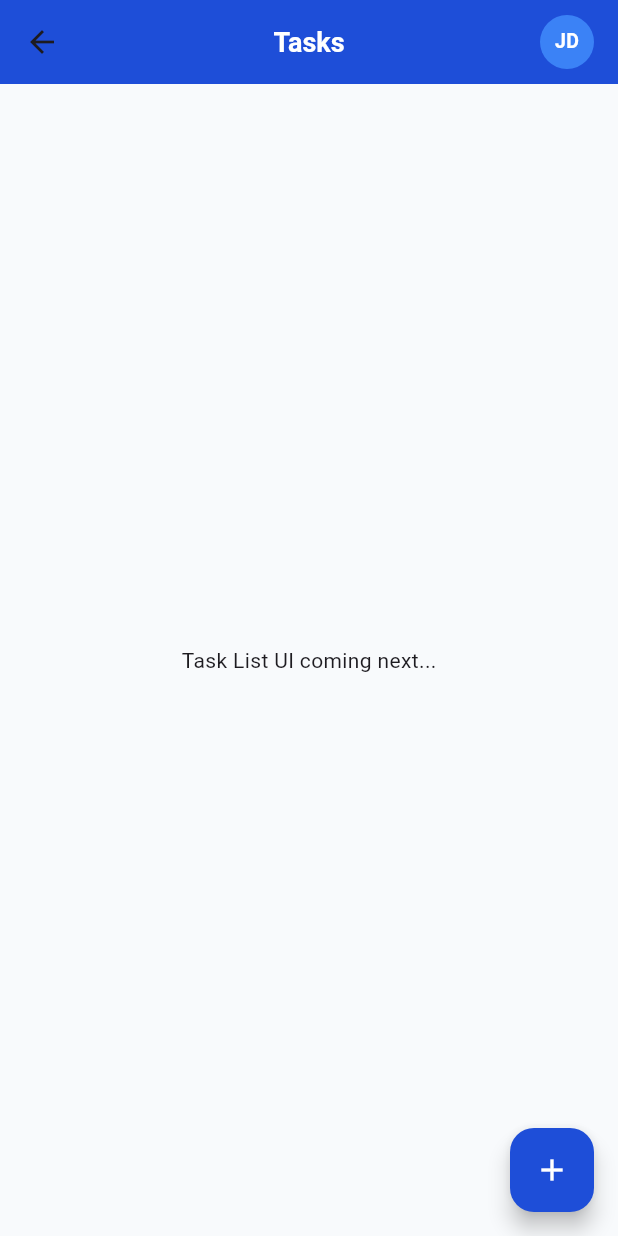
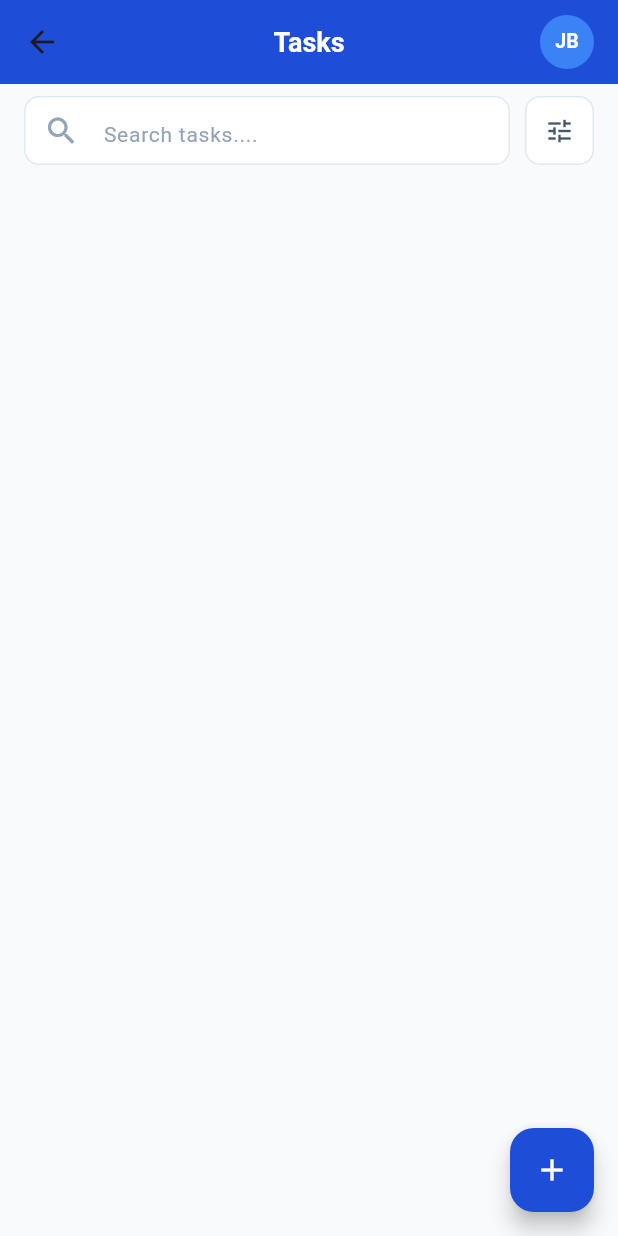
Before and after one commit to L-nsamba/Group13_Formative_Assignment1, a Flutter app: the TaskListScreen screen opened by its route, on a phone screen of 412 x 824 dp. Run offline on Flutter 3.47's test engine with Material 3 defaults, Android fonts, the phone set to English and light mode, and no system bars.

Commit message:
Added search and filter features

```diff
--- a/project_task_tracker/lib/screens/task_list_screen.dart
+++ b/project_task_tracker/lib/screens/task_list_screen.dart
@@ -37,7 +37,7 @@ class TaskListScreen extends StatelessWidget {
               radius: 18,
               backgroundColor: const Color(0xFF3B82F6), // Lighter blue accent
               child: const Text(
-                'JD',
+                'JB',
                 style: TextStyle(
                   color: Colors.white,
                   fontSize: 13,
@@ -48,8 +48,49 @@ class TaskListScreen extends StatelessWidget {
           ),
         ],
       ),
-      body: const Center(
-        child: Text('Task List UI coming next...'),
+      body:Padding(
+        padding: EdgeInsets.symmetric(horizontal: 16.0, vertical: 8.0),
+        child: Row(
+          children:[
+            Expanded(
+              child: Container(
+                height: 46,
+                decoration: BoxDecoration(
+                  color:Colors.white,
+                  border:Border.all(color:const Color(0xFFE2E8F0)),
+                  borderRadius:BorderRadius.circular(10),
+                ),
+                child: TextField(
+                  decoration:InputDecoration(
+                    border: InputBorder.none,
+                    prefixIcon:Icon(Icons.search, color: Color(0xFF94A3B8)),
+                    hintText: "Search tasks....",
+                    hintStyle: TextStyle(color:Color(0xFF94A3B8), fontSize: 14,),
+                    contentPadding: EdgeInsets.symmetric(vertical:12),
+                  ),
+                ),
+              ),
+            ),
+            const SizedBox(width: 10),
+            Container(
+              width: 46,
+              height:46,
+              decoration: BoxDecoration(
+                  color:Colors.white,
+                  border:Border.all(color:const Color(0xFFE2E8F0)),
+                  borderRadius:BorderRadius.circular(10),
+                ),
+              child: IconButton(
+                icon: const Icon(
+                  Icons.tune,
+                  color:Color(0xFF475569),
+                  size:20,
+                ),
+                onPressed: ()=>{print("This button is for filtering")}
+                ),
+              ),
+          ],
+        ),
       ),
       // Floating Action Button for task creation
       floatingActionButton: FloatingActionButton(
```
